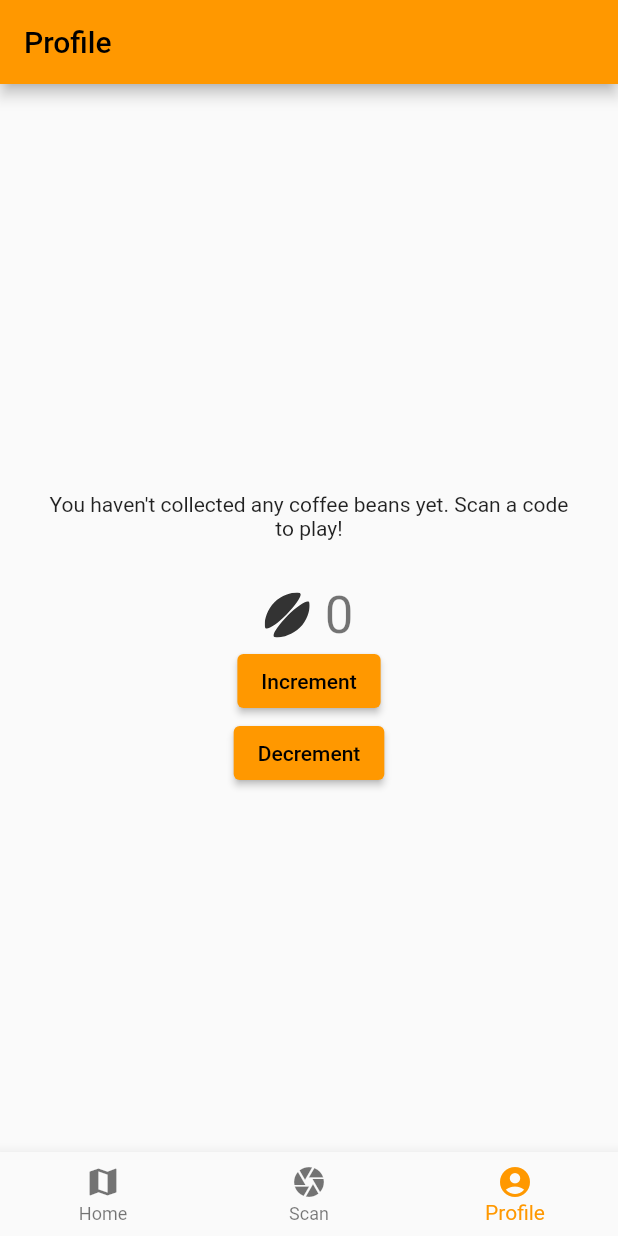
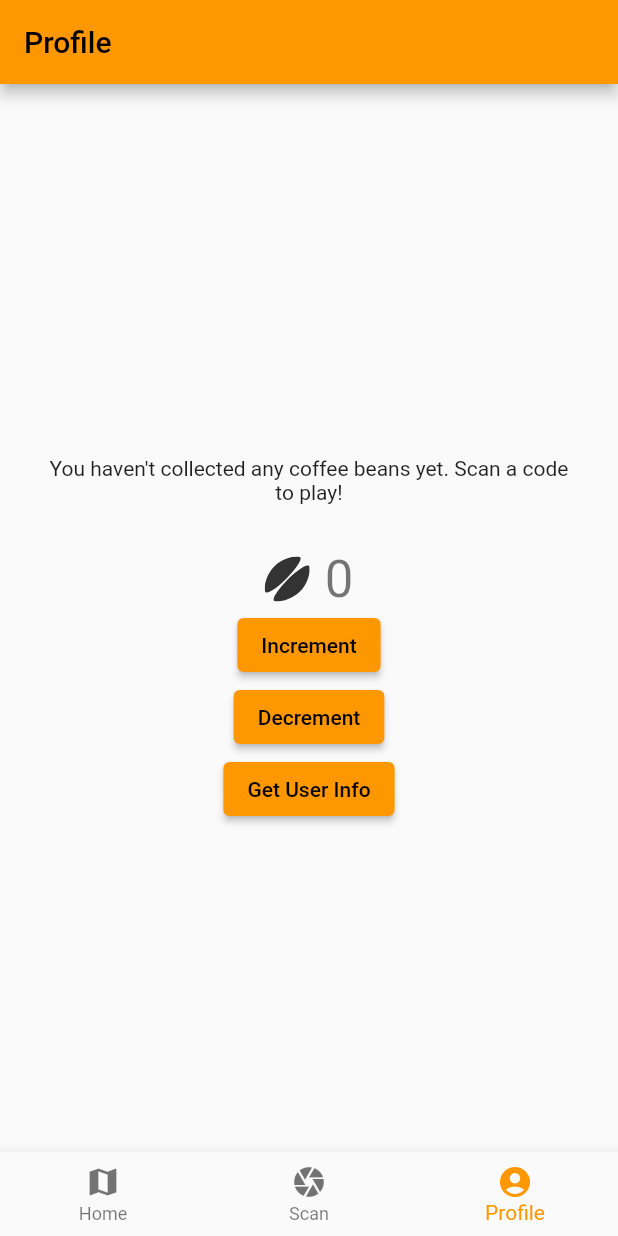
Before and after one commit to Kevin-Strathdee/TechAdventure, a Flutter app: the screen it shows after launch, item 3 of the bottom bar chosen, on a phone screen of 412 x 824 dp. Run offline on Flutter 3.47's test engine with Material 2 defaults, Android fonts, the light colour scheme and no system bars; our stand-ins replace bloc, flutter_bloc, flutter_svg; missing offline and left inert: qr_code_scanner.

Commit message:
Add mock data

```diff
--- a/lib/bloc/user/user_bloc.dart
+++ b/lib/bloc/user/user_bloc.dart
@@ -2,6 +2,9 @@ import 'dart:math';
 
 import 'package:bloc/bloc.dart';
 import 'package:meta/meta.dart';
+import 'package:tech_adventure/data/minigame.dart';
+import 'package:tech_adventure/data/place.dart';
+import 'package:tech_adventure/data/user.dart';
 
 part 'user_event.dart';
 part 'user_state.dart';
@@ -12,5 +15,22 @@ class UserBloc extends Bloc<UserEvent, UserState> {
       int newCount = max(state.numCoffeeBeans + event.numBeans, 0);
       emit(UserCoffeeBeans(newCount));
     });
+    on<GetUser>((event, emit) {
+      emit(UserInfo(getMockUser()));
+    });
+  }
+
+
+  //Testing Data
+  User getMockUser(){
+    return User(1, "max.mustemann@jambit.com", "MadMax", "Max", "Mustermann", [getMockPlace()], "image", 300);
+  }
+
+  User getMockUser2(){
+    return User(2, "grixon0@yahoo.com", "Garey", "Garey", "Rixon", [], "image", 0);
+  }
+
+  Place getMockPlace() {
+    return Place(1, "Street", getMockUser2(), Minigame("DiceRolling", 5),"confrence room", "image", "tdb");
   }
 }
--- a/lib/bloc/user/user_event.dart
+++ b/lib/bloc/user/user_event.dart
@@ -9,3 +9,5 @@ class CoffeeBeansIncremented extends UserEvent {
 
   CoffeeBeansIncremented(this.numBeans);
 }
+
+class GetUser extends UserEvent {}
--- a/lib/bloc/user/user_state.dart
+++ b/lib/bloc/user/user_state.dart
@@ -12,3 +12,8 @@ class UserCoffeeBeans extends UserState {
     numCoffeeBeans = numBeans;
   }
 }
+
+class UserInfo extends UserState {
+  User user;
+  UserInfo(this.user);
+}
--- a/lib/ui/screens/profile_screen.dart
+++ b/lib/ui/screens/profile_screen.dart
@@ -21,7 +21,7 @@ class ProfileScreen extends StatelessWidget {
                   padding: const EdgeInsets.all(30),
                   child: Text(
                     (state.numCoffeeBeans > 0)
-                        ? 'You have ${state.numCoffeeBeans} coffee beans.'
+                        ? 'You have ${state.numCoffeeBeans} coffee beans.' : (state is UserInfo && state.user.score > 0) ? 'You have ${state.user.score} coffee beans.'
                         : "You haven't collected any coffee beans yet. Scan a code to play!",
                     textAlign: TextAlign.center,
                   )
@@ -37,10 +37,17 @@ class ProfileScreen extends StatelessWidget {
                 ),
                 BlocBuilder<UserBloc, UserState>(
                   builder: (context, state) {
+                    if(state is UserInfo){
+                      return Text(
+                        '${state.user.score}',
+                        style: Theme.of(context).textTheme.headlineMedium,
+                      );
+                    } else {
                     return Text(
                       '${state.numCoffeeBeans}',
                       style: Theme.of(context).textTheme.headlineMedium,
                     );
+                    }
                   },
                 ),
               ],
@@ -50,7 +57,10 @@ class ProfileScreen extends StatelessWidget {
                 child: const Text("Increment")),
             ElevatedButton(
                 onPressed: () => BlocProvider.of<UserBloc>(context).add(CoffeeBeansIncremented(-5)),
-                child: const Text("Decrement"))
+                child: const Text("Decrement")),
+            ElevatedButton(
+                onPressed: () => BlocProvider.of<UserBloc>(context).add(GetUser()),
+                child: const Text("Get User Info"))
           ],
         ),
       ),
```
